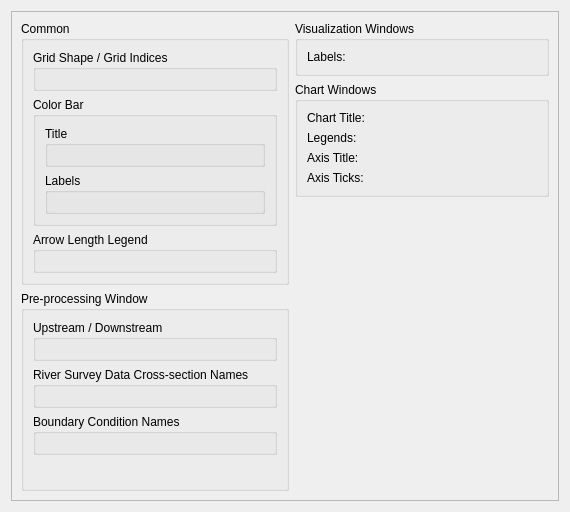
Above: libs/gui/pref/preferencepagefontdefault.ui from i-RIC/prepost-gui before the change. Below: the same form after it.
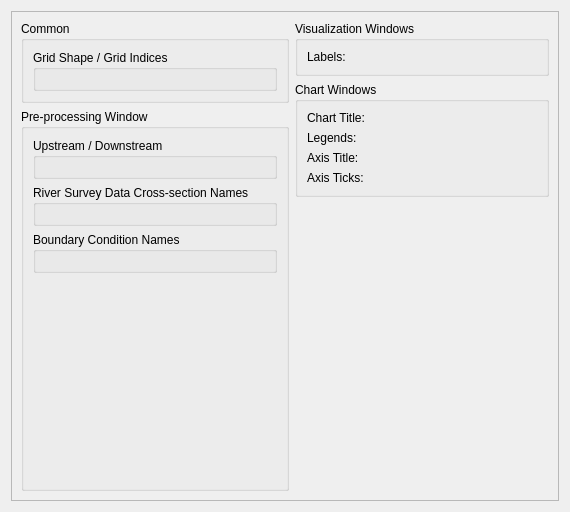
That is the form after the change. Custom widgets are drawn as their Qt base class.

Commit message: Improvements related to color map setting dialog etc.

The edit to the form file:
```diff
--- a/libs/gui/pref/preferencepagefontdefault.ui
+++ b/libs/gui/pref/preferencepagefontdefault.ui
@@ -30,7 +30,7 @@
       </property>
       <layout class="QHBoxLayout" name="horizontalLayout">
        <item>
-        <layout class="QVBoxLayout" name="verticalLayout_13">
+        <layout class="QVBoxLayout" name="verticalLayout_13" stretch="0,1">
          <item>
           <widget class="QGroupBox" name="commonGroupBox">
            <property name="title">
@@ -49,51 +49,6 @@
               </layout>
              </widget>
             </item>
-            <item>
-             <widget class="QGroupBox" name="colorBarGroupBox">
-              <property name="title">
-               <string>Color Bar</string>
-              </property>
-              <layout class="QVBoxLayout" name="verticalLayout_7">
-               <item>
-                <widget class="QGroupBox" name="colorBarTitleGroupBox">
-                 <property name="title">
-                  <string>Title</string>
-                 </property>
-                 <layout class="QVBoxLayout" name="verticalLayout_3">
-                  <item>
-                   <widget class="vtkTextPropertySettingWidget" name="colorBarTitleWidget" native="true"/>
-                  </item>
-                 </layout>
-                </widget>
-               </item>
-               <item>
-                <widget class="QGroupBox" name="colorBarLabelGroupBox">
-                 <property name="title">
-                  <string>Labels</string>
-                 </property>
-                 <layout class="QVBoxLayout" name="verticalLayout_6">
-                  <item>
-                   <widget class="vtkTextPropertySettingWidget" name="colorBarLabelWidget" native="true"/>
-                  </item>
-                 </layout>
-                </widget>
-               </item>
-              </layout>
-             </widget>
-            </item>
-            <item>
-             <widget class="QGroupBox" name="arrowGroupBox">
-              <property name="title">
-               <string>Arrow Length Legend</string>
-              </property>
-              <layout class="QVBoxLayout" name="verticalLayout_4">
-               <item>
-                <widget class="vtkTextPropertySettingWidget" name="arrowWidget" native="true"/>
-               </item>
-              </layout>
-             </widget>
-            </item>
            </layout>
           </widget>
          </item>
@@ -102,7 +57,7 @@
            <property name="title">
             <string>Pre-processing Window</string>
            </property>
-           <layout class="QVBoxLayout" name="verticalLayout_10">
+           <layout class="QVBoxLayout" name="verticalLayout_10" stretch="0,0,0,1">
             <item>
              <widget class="QGroupBox" name="upstreamGroupBox">
               <property name="title">
@@ -249,18 +204,18 @@
   </layout>
  </widget>
  <customwidgets>
-  <customwidget>
-   <class>vtkTextPropertySettingWidget</class>
-   <extends>QWidget</extends>
-   <header>guibase/vtktextpropertysettingwidget.h</header>
-   <container>1</container>
-  </customwidget>
   <customwidget>
    <class>QFontEditWidget</class>
    <extends>QWidget</extends>
    <header>misc/qfonteditwidget.h</header>
    <container>1</container>
   </customwidget>
+  <customwidget>
+   <class>vtkTextPropertySettingWidget</class>
+   <extends>QWidget</extends>
+   <header>guibase/vtktextpropertysettingwidget.h</header>
+   <container>1</container>
+  </customwidget>
  </customwidgets>
  <resources/>
  <connections/>
```
The commit also changes 220 other files.
